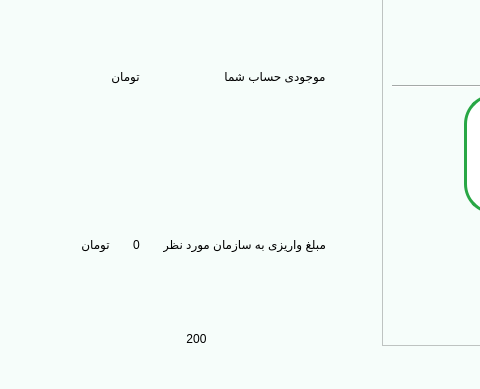
Old version of the form main.ui in the repository Farazist/raspberrypi-app; both pictures show x 0 to 480 and y 211 to 600 of the 1000 by 600 pixel window.
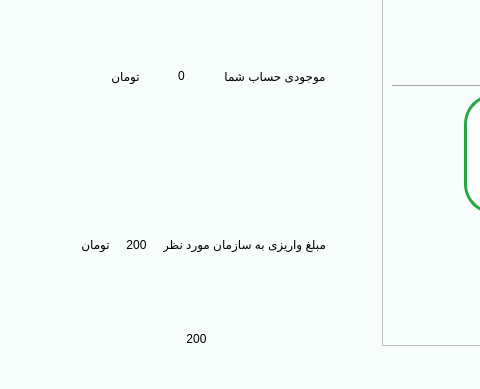
New version of the form. The open tabs and pages were chosen to show the change. Icons and pictures are not drawn.

Commit message: edit envirnment stack

```diff
--- a/main.ui
+++ b/main.ui
@@ -4678,7 +4678,7 @@
 color:#000000;</string>
               </property>
               <property name="text">
-               <string/>
+               <string>0</string>
               </property>
               <property name="alignment">
                <set>Qt::AlignCenter</set>
@@ -4736,7 +4736,7 @@
 color:#000000;</string>
               </property>
               <property name="text">
-               <string>0</string>
+               <string>200</string>
               </property>
               <property name="alignment">
                <set>Qt::AlignCenter</set>
```
Left out of the diff: 2 changed lines with no effect on the pictures. The commit also changes 1 other file.
